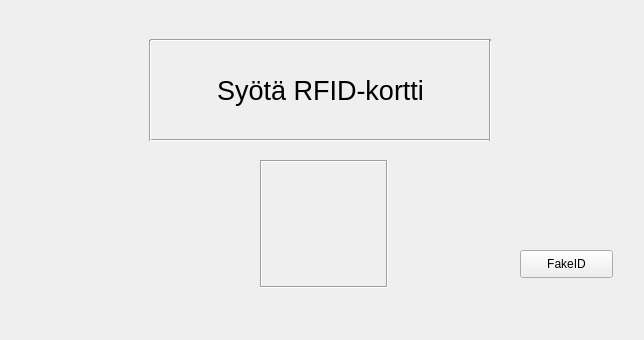
Old version of the form korttipls.ui in the repository VtheWizard/Banksimul.
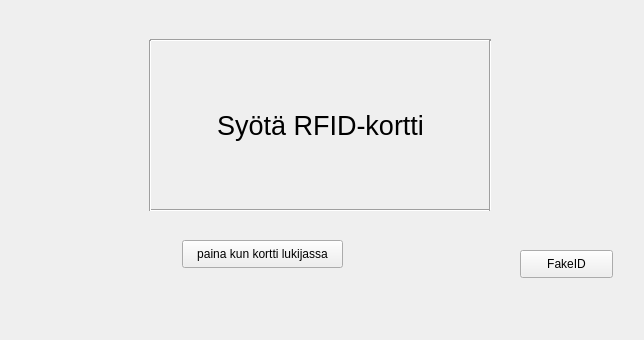
New version of the form.

Commit message: kortinluku laitettu

```diff
--- a/korttipls.ui
+++ b/korttipls.ui
@@ -19,7 +19,7 @@
      <x>150</x>
      <y>40</y>
      <width>341</width>
-     <height>101</height>
+     <height>171</height>
     </rect>
    </property>
    <property name="font">
@@ -51,7 +51,7 @@
    <property name="geometry">
     <rect>
      <x>150</x>
-     <y>130</y>
+     <y>200</y>
      <width>341</width>
      <height>20</height>
     </rect>
@@ -79,7 +79,7 @@
      <x>480</x>
      <y>40</y>
      <width>20</width>
-     <height>101</height>
+     <height>171</height>
     </rect>
    </property>
    <property name="orientation">
@@ -92,33 +92,24 @@
      <x>140</x>
      <y>40</y>
      <width>20</width>
-     <height>101</height>
+     <height>171</height>
     </rect>
    </property>
    <property name="orientation">
     <enum>Qt::Vertical</enum>
    </property>
   </widget>
-  <widget class="QLabel" name="pepe">
+  <widget class="QPushButton" name="korttilukijassa">
    <property name="geometry">
     <rect>
-     <x>260</x>
-     <y>160</y>
-     <width>128</width>
-     <height>128</height>
+     <x>182</x>
+     <y>240</y>
+     <width>161</width>
+     <height>28</height>
     </rect>
    </property>
-   <property name="frameShape">
-    <enum>QFrame::Box</enum>
-   </property>
-   <property name="frameShadow">
-    <enum>QFrame::Sunken</enum>
-   </property>
-   <property name="lineWidth">
-    <number>1</number>
-   </property>
    <property name="text">
-    <string/>
+    <string>paina kun kortti lukijassa</string>
    </property>
   </widget>
  </widget>
```
